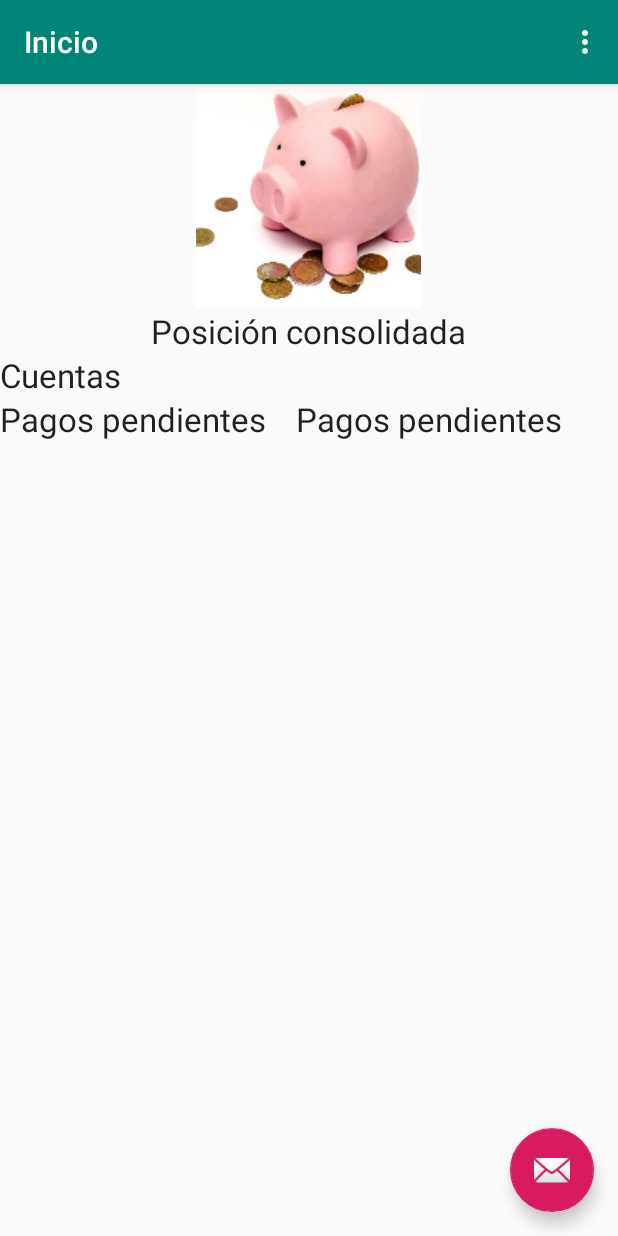
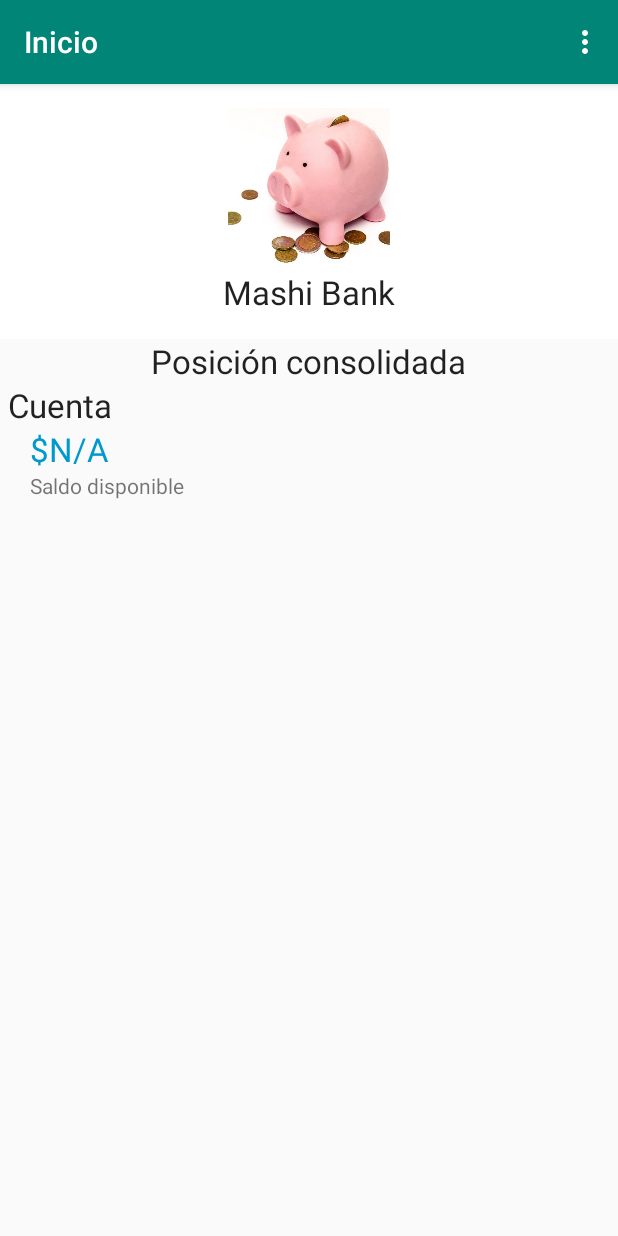
Before and after one commit to xavierowl/Banco_App_Cliente, an Android app: the Inicio screen opened directly, with no data from a screen before it, on a phone screen of 412 x 824 dp. Run offline under Robolectric (Android 15) with nearby library versions, the phone set to English and light mode, and no system bars; libraries missing offline, so code that uses them is left out: retrofit2.converter.simplexml; 5 statements that could not run were skipped.

Commit message:
Desarrollo de ventana para consulta de saldo de la cuenta

```diff
--- a/app/src/main/java/com/example/mashibank/APIService.java
+++ b/app/src/main/java/com/example/mashibank/APIService.java
@@ -14,4 +14,7 @@ public interface APIService {
 
     @GET("cambiarClave")
     Call<ResponseBody> cambiarClave(@Query("correo") String correo);
+
+    @GET("getSaldo")
+    Call<ResponseBody> getSaldo(@Query("cuenta") String cuenta);
 }
--- a/app/src/main/java/com/example/mashibank/Inicio.java
+++ b/app/src/main/java/com/example/mashibank/Inicio.java
@@ -12,8 +12,23 @@ import androidx.appcompat.widget.Toolbar;
 import android.view.Menu;
 import android.view.MenuItem;
 import android.view.View;
+import android.widget.EditText;
+import android.widget.TextView;
+
+import java.util.List;
+import java.util.concurrent.TimeUnit;
+
+import okhttp3.OkHttpClient;
+import okhttp3.ResponseBody;
+import retrofit2.Call;
+import retrofit2.Callback;
+import retrofit2.Response;
+import retrofit2.Retrofit;
+import retrofit2.converter.simplexml.SimpleXmlConverterFactory;
 
 public class Inicio extends AppCompatActivity {
+    private String cuenta;
+    private TextView txtSaldo;
 
     @Override
     protected void onCreate(Bundle savedInstanceState) {
@@ -23,11 +38,40 @@ public class Inicio extends AppCompatActivity {
         setSupportActionBar(toolbar);
 
         FloatingActionButton fab = findViewById(R.id.fab);
-        fab.setOnClickListener(new View.OnClickListener() {
+
+        cuenta = getIntent().getStringExtra("cuenta");
+
+        txtSaldo = findViewById(R.id.txtSaldo);
+
+        //Se establece el escenario para realizar las peticiones web
+        OkHttpClient client = new OkHttpClient.Builder()
+                .connectTimeout(60, TimeUnit.SECONDS)
+                .readTimeout(60,TimeUnit.SECONDS).build();
+
+        Retrofit retrofit = new Retrofit.Builder()
+                .baseUrl("http://10.0.2.2:8080/Banco_Servidor/srv/cliente/")
+                .client(client)
+                .addConverterFactory(SimpleXmlConverterFactory.create())
+                .build();
+        APIService apiService = retrofit.create(APIService.class);
+
+        Call<ResponseBody> saldo = apiService.getSaldo(cuenta);
+
+        saldo.enqueue(new Callback<ResponseBody>() {
             @Override
-            public void onClick(View view) {
-                Snackbar.make(view, "Replace with your own action", Snackbar.LENGTH_LONG)
-                        .setAction("Action", null).show();
+            public void onResponse(Call<ResponseBody> call, Response<ResponseBody> response) {
+                try {
+                    String respuesta = response.body().string();
+                    txtSaldo.setText(respuesta);
+                } catch (Exception e) {
+                    Snackbar.make(findViewById(R.id.containerMainInicio), "Se ha producido un error. ("+e.getMessage()+")",
+                            Snackbar.LENGTH_LONG).show();
+                }
+            }
+
+            @Override
+            public void onFailure(Call<ResponseBody> call, Throwable t) {
+                System.out.println("Se ah producido el siguiente error: "+t.getMessage());
             }
         });
     }
--- a/app/src/main/res/layout/activity_inicio.xml
+++ b/app/src/main/res/layout/activity_inicio.xml
@@ -22,12 +22,4 @@
 
     <include layout="@layout/content_inicio" />
 
-    <com.google.android.material.floatingactionbutton.FloatingActionButton
-        android:id="@+id/fab"
-        android:layout_width="wrap_content"
-        android:layout_height="wrap_content"
-        android:layout_gravity="bottom|end"
-        android:layout_margin="@dimen/fab_margin"
-        app:srcCompat="@android:drawable/ic_dialog_email" />
-
 </androidx.coordinatorlayout.widget.CoordinatorLayout>
--- a/app/src/main/res/layout/content_inicio.xml
+++ b/app/src/main/res/layout/content_inicio.xml
@@ -2,6 +2,7 @@
 <RelativeLayout xmlns:android="http://schemas.android.com/apk/res/android"
     xmlns:app="http://schemas.android.com/apk/res-auto"
     xmlns:tools="http://schemas.android.com/tools"
+    android:id="@+id/containerMainInicio"
     android:layout_width="match_parent"
     android:layout_height="match_parent"
     app:layout_behavior="@string/appbar_scrolling_view_behavior"
@@ -9,58 +10,38 @@
     tools:showIn="@layout/activity_inicio">
     <LinearLayout
         android:layout_width="match_parent"
-        android:layout_height="wrap_content"
+        android:layout_height="match_parent"
         android:orientation="vertical">
-        <LinearLayout
-            android:id="@+id/lBienvenida"
-            android:layout_width="match_parent"
-            android:layout_height="wrap_content"
-            android:orientation="vertical"
-            android:gravity="center">
-            <ImageView
-                android:layout_width="250dp"
-                android:layout_height="150dp"
-                android:src="@mipmap/ic_launcher_foreground">
-            </ImageView>
+
+        <include layout="@layout/cabecera"/>
+
         <TextView
             android:layout_width="wrap_content"
             android:layout_height="wrap_content"
             android:text="Posición consolidada"
-                android:textAppearance="@android:style/TextAppearance.Large"/>
-        </LinearLayout>
-        <LinearLayout
-            android:id="@+id/lContenido"
-            android:layout_width="match_parent"
-            android:layout_height="wrap_content">
-            <LinearLayout
-                android:layout_width="match_parent"
-                android:layout_height="wrap_content"
-                android:orientation="vertical">
+            android:textAppearance="@android:style/TextAppearance.Large"
+            android:layout_gravity="center"/>
         <TextView
             android:layout_width="wrap_content"
             android:layout_height="wrap_content"
-                    android:text="Cuentas"
-                    android:textAppearance="@android:style/TextAppearance.Large"/>
-                <LinearLayout
-                    android:layout_width="match_parent"
-                    android:layout_height="wrap_content">
+            android:text="Cuenta"
+            android:textAppearance="@android:style/TextAppearance.Large"
+            android:layout_marginLeft="5dp"/>
         <TextView
             android:layout_width="wrap_content"
             android:layout_height="wrap_content"
-                        android:text="Pagos pendientes"
-                        android:paddingRight="20dp"
-                        android:textAppearance="@style/TextAppearance.AppCompat.Large">
+            android:text="$N/A"
+            android:id="@+id/txtSaldo"
+            android:textAppearance="@style/TextAppearance.AppCompat.Large"
+            android:layout_marginLeft="20dp"
+            android:textColor="@android:color/holo_blue_dark">
         </TextView>
         <TextView
-                        android:id="@+id/saldoPendiente"
             android:layout_width="wrap_content"
             android:layout_height="wrap_content"
-                        android:text="Pagos pendientes"
-                        android:paddingRight="20dp"
-                        android:textAppearance="@style/TextAppearance.AppCompat.Large">
+            android:text="Saldo disponible"
+            android:textAppearance="@style/TextAppearance.AppCompat.Small"
+            android:layout_marginLeft="20dp">
         </TextView>
     </LinearLayout>
-            </LinearLayout>
-        </LinearLayout>
-    </LinearLayout>
 </RelativeLayout>
--- a/app/src/main/res/values/strings.xml
+++ b/app/src/main/res/values/strings.xml
@@ -1,5 +1,5 @@
 <resources>
-    <string name="app_name">MashiCommits</string>
+    <string name="app_name">MashiBank</string>
     <string name="action_settings">Settings</string>
     <string name="title_activity_inicio">Inicio</string>
     <string name="action_creditos">Créditos</string>
```
Also changed, not shown: app/src/main/res/layout/item_credito.xml (added, +44 -0 lines), 3 other files. Lines whose indentation alone changed are shown as unchanged.
